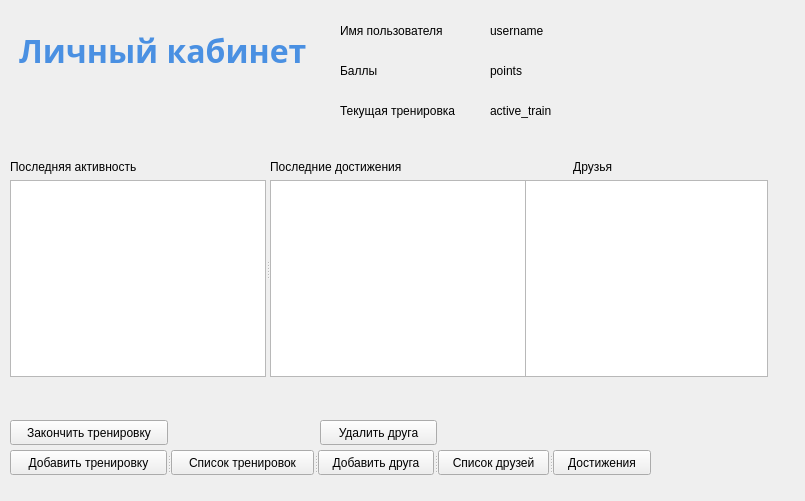
First picture: the form in ui_models/dashboard.ui, repository vivichv9/activity-tracker-desktop, before the edit.
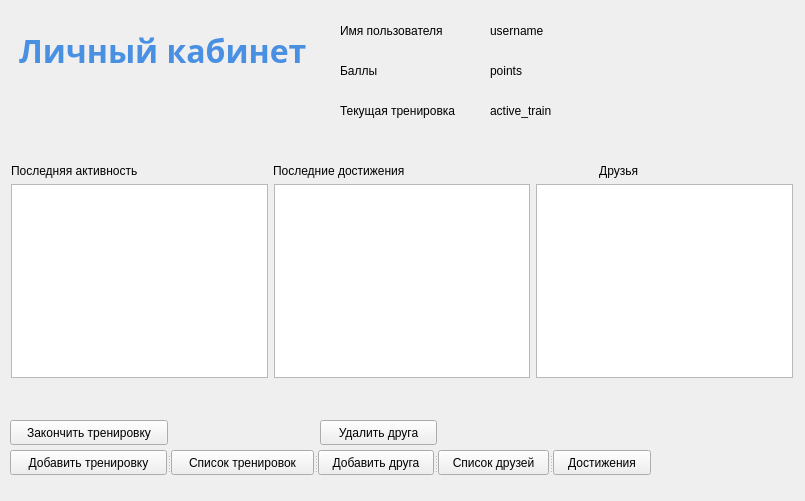
Second picture: the form after the edit.

```diff
--- a/ui_models/dashboard.ui
+++ b/ui_models/dashboard.ui
@@ -91,90 +91,6 @@
     <string>Имя пользователя</string>
    </property>
   </widget>
-  <widget class="QWidget" name="layoutWidget">
-   <property name="geometry">
-    <rect>
-     <x>510</x>
-     <y>160</y>
-     <width>258</width>
-     <height>217</height>
-    </rect>
-   </property>
-   <layout class="QVBoxLayout" name="verticalLayout_3">
-    <item>
-     <widget class="QLabel" name="friends_label">
-      <property name="styleSheet">
-       <string notr="true">color: #000000;</string>
-      </property>
-      <property name="text">
-       <string>                   Друзья</string>
-      </property>
-     </widget>
-    </item>
-    <item>
-     <widget class="QListWidget" name="friends_list">
-      <property name="styleSheet">
-       <string notr="true">color: #000000;</string>
-      </property>
-     </widget>
-    </item>
-   </layout>
-  </widget>
-  <widget class="QSplitter" name="splitter">
-   <property name="geometry">
-    <rect>
-     <x>10</x>
-     <y>160</y>
-     <width>516</width>
-     <height>217</height>
-    </rect>
-   </property>
-   <property name="orientation">
-    <enum>Qt::Orientation::Horizontal</enum>
-   </property>
-   <widget class="QWidget" name="layoutWidget">
-    <layout class="QVBoxLayout" name="verticalLayout">
-     <item>
-      <widget class="QLabel" name="last_activity_label">
-       <property name="styleSheet">
-        <string notr="true">color: #000000;</string>
-       </property>
-       <property name="text">
-        <string>Последняя активность</string>
-       </property>
-      </widget>
-     </item>
-     <item>
-      <widget class="QListWidget" name="list_last_activity">
-       <property name="styleSheet">
-        <string notr="true">color: #000000</string>
-       </property>
-      </widget>
-     </item>
-    </layout>
-   </widget>
-   <widget class="QWidget" name="layoutWidget">
-    <layout class="QVBoxLayout" name="verticalLayout_2">
-     <item>
-      <widget class="QLabel" name="achievements_label">
-       <property name="styleSheet">
-        <string notr="true">color: #000000;</string>
-       </property>
-       <property name="text">
-        <string>Последние достижения</string>
-       </property>
-      </widget>
-     </item>
-     <item>
-      <widget class="QListWidget" name="achievements_list">
-       <property name="styleSheet">
-        <string notr="true">color: #000000;</string>
-       </property>
-      </widget>
-     </item>
-    </layout>
-   </widget>
-  </widget>
   <widget class="QSplitter" name="splitter_2">
    <property name="geometry">
     <rect>
@@ -324,6 +240,81 @@
     <string>active_train</string>
    </property>
   </widget>
+  <widget class="QWidget" name="">
+   <property name="geometry">
+    <rect>
+     <x>11</x>
+     <y>184</y>
+     <width>782</width>
+     <height>194</height>
+    </rect>
+   </property>
+   <layout class="QHBoxLayout" name="horizontalLayout">
+    <item>
+     <widget class="QListWidget" name="list_last_activity">
+      <property name="styleSheet">
+       <string notr="true">color: #000000</string>
+      </property>
+     </widget>
+    </item>
+    <item>
+     <widget class="QListWidget" name="achievements_list">
+      <property name="styleSheet">
+       <string notr="true">color: #000000;</string>
+      </property>
+     </widget>
+    </item>
+    <item>
+     <widget class="QListWidget" name="friends_list">
+      <property name="styleSheet">
+       <string notr="true">color: #000000;</string>
+      </property>
+     </widget>
+    </item>
+   </layout>
+  </widget>
+  <widget class="QWidget" name="">
+   <property name="geometry">
+    <rect>
+     <x>11</x>
+     <y>161</y>
+     <width>781</width>
+     <height>19</height>
+    </rect>
+   </property>
+   <layout class="QHBoxLayout" name="horizontalLayout_2">
+    <item>
+     <widget class="QLabel" name="last_activity_label">
+      <property name="styleSheet">
+       <string notr="true">color: #000000;</string>
+      </property>
+      <property name="text">
+       <string>Последняя активность</string>
+      </property>
+     </widget>
+    </item>
+    <item>
+     <widget class="QLabel" name="achievements_label">
+      <property name="styleSheet">
+       <string notr="true">color: #000000;</string>
+      </property>
+      <property name="text">
+       <string>Последние достижения</string>
+      </property>
+     </widget>
+    </item>
+    <item>
+     <widget class="QLabel" name="friends_label">
+      <property name="styleSheet">
+       <string notr="true">color: #000000;</string>
+      </property>
+      <property name="text">
+       <string>                   Друзья</string>
+      </property>
+     </widget>
+    </item>
+   </layout>
+  </widget>
  </widget>
  <resources/>
  <connections/>
```
